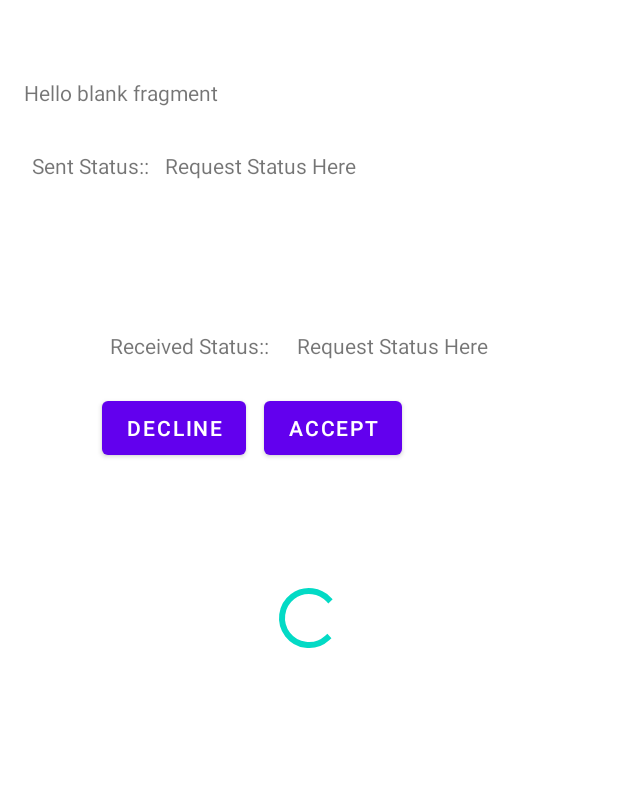
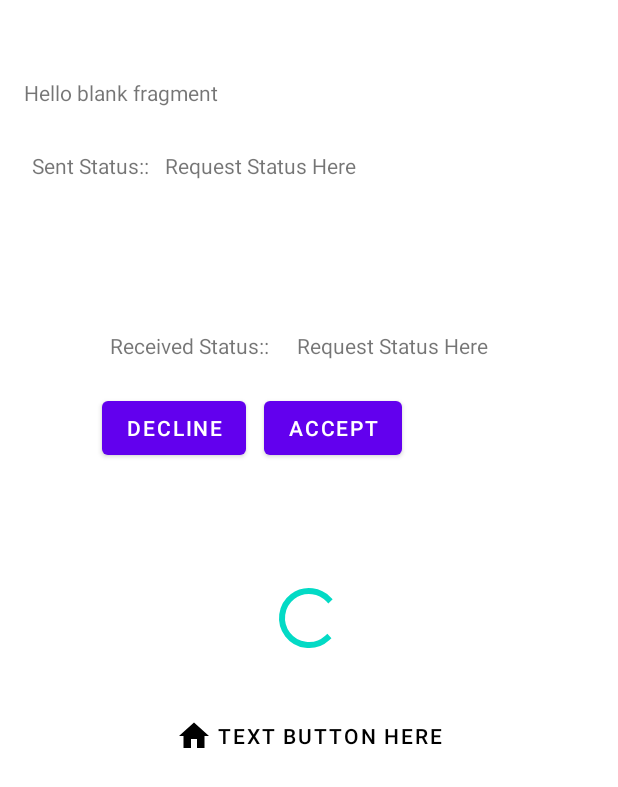
Before and after one commit to J-cart/MessageMe, an Android app: the layout fragment_profile.xml on its own in the app's theme, with its tools: preview values and no code run, on a phone screen of 412 x 824 dp. Shown: the top 787 px of the screen. Run offline under Robolectric (Android 15) with nearby library versions, the phone set to English and light mode, and no system bars.

Commit message:
still working on friend_request....progressing>>>

```diff
--- a/app/src/main/java/com/tutorial/messageme/data/arch/ChatsRepository.kt
+++ b/app/src/main/java/com/tutorial/messageme/data/arch/ChatsRepository.kt
@@ -37,4 +37,7 @@ interface ChatsRepository {
 
     fun cancelSentRequest(currentUserUid: String, otherUserUid: String)
 
+    fun checkIfFriends(currentUserUid: String, otherUserUid: String): Flow<Boolean>
+    fun getAllFriends(): Flow<Resource<List<UserBody>>>
+
 }
--- a/app/src/main/res/layout/fragment_profile.xml
+++ b/app/src/main/res/layout/fragment_profile.xml
@@ -7,6 +7,20 @@
     tools:context=".ui.ProfileFragment">
 
     <!-- TODO: Update blank fragment layout -->
+
+    <TextView
+        android:id="@+id/requestPrompt"
+        android:layout_width="match_parent"
+        android:layout_height="wrap_content"
+        android:background="@color/purple_200"
+        android:padding="5dp"
+        android:text="You have a request from this user"
+        android:textAlignment="center"
+        android:visibility="invisible"
+        app:layout_constraintEnd_toEndOf="parent"
+        app:layout_constraintStart_toStartOf="parent"
+        app:layout_constraintTop_toTopOf="parent" />
+
 
     <TextView
         android:id="@+id/infoText"
@@ -131,4 +145,18 @@
         app:layout_constraintTop_toBottomOf="@+id/progressBar" />
 
 
+    <com.google.android.material.button.MaterialButton
+        android:id="@+id/textButton"
+style="@style/Widget.MaterialComponents.Button.TextButton"
+        android:layout_width="wrap_content"
+        android:layout_height="wrap_content"
+        android:textColor="@color/black"
+        tools:text="Text Button here"
+        app:icon="@drawable/ic_home_24"
+        app:iconTint="@color/black"
+        app:layout_constraintEnd_toEndOf="parent"
+        app:layout_constraintStart_toStartOf="parent"
+        app:layout_constraintTop_toBottomOf="@+id/errorText" />
+
+
 </androidx.constraintlayout.widget.ConstraintLayout>
```
Also changed, not shown: app/src/main/java/com/tutorial/messageme/data/arch/ChatsRepositoryImpl.kt (+47 -19 lines), app/src/main/java/com/tutorial/messageme/data/arch/ChatsViewModel.kt (+76 -18 lines), app/src/main/java/com/tutorial/messageme/data/utils/AllFriendsAdapter.kt (added, +56 -0 lines), app/src/main/java/com/tutorial/messageme/ui/FriendsFragment.kt (+41 -1 lines), app/src/main/java/com/tutorial/messageme/ui/ProfileFragment.kt (+22 -3 lines), app/src/main/res/navigation/main_navigation.xml (+6 -1 lines).
